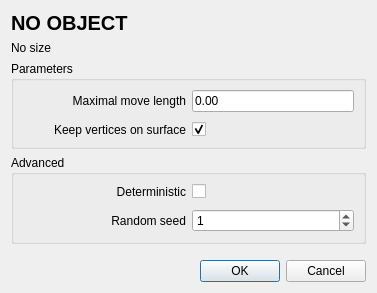
The window that Polyhedron/demo/Polyhedron/Plugins/PMP/Random_perturbation_dialog.ui (CGAL/cgal) describes before a commit, drawn with Qt 5.
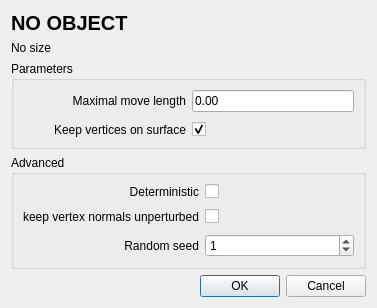
The same window after the commit. Custom widgets are drawn as their Qt base class.

The edit to the form file:
```diff
--- a/Polyhedron/demo/Polyhedron/Plugins/PMP/Random_perturbation_dialog.ui
+++ b/Polyhedron/demo/Polyhedron/Plugins/PMP/Random_perturbation_dialog.ui
@@ -135,6 +135,26 @@
        </widget>
       </item>
       <item row="1" column="0">
+       <widget class="QLabel" name="keep_normal_label">
+        <property name="text">
+         <string>keep vertex normals unperturbed</string>
+        </property>
+        <property name="alignment">
+         <set>Qt::AlignRight|Qt::AlignTrailing|Qt::AlignVCenter</set>
+        </property>
+        <property name="buddy">
+         <cstring>seed_spinbox</cstring>
+        </property>
+       </widget>
+      </item>
+      <item row="1" column="1">
+       <widget class="QCheckBox" name="keep_normal_checkbox">
+        <property name="text">
+         <string/>
+        </property>
+       </widget>
+      </item>
+      <item row="2" column="0">
        <widget class="QLabel" name="seed_label">
         <property name="text">
          <string>Random seed</string>
@@ -147,7 +167,7 @@
         </property>
        </widget>
       </item>
-      <item row="1" column="1">
+      <item row="2" column="1">
        <widget class="QSpinBox" name="seed_spinbox">
         <property name="minimumSize">
          <size>
```
Left out of the diff: 2 changed lines with no effect on the pictures.
